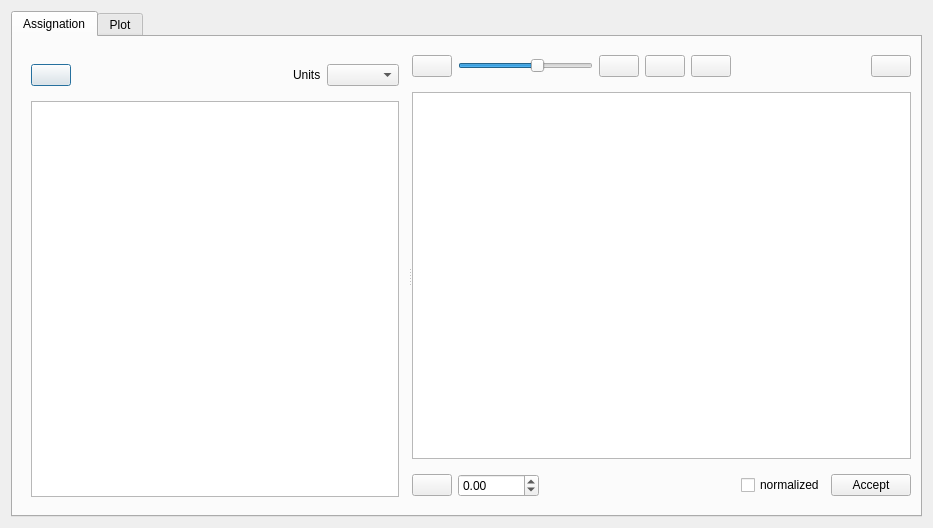
This is src/GridCal/Gui/ProfilesInput/gui.ui in SanPen/GridCal as Qt 5 draws it before an edit. The edited form follows.
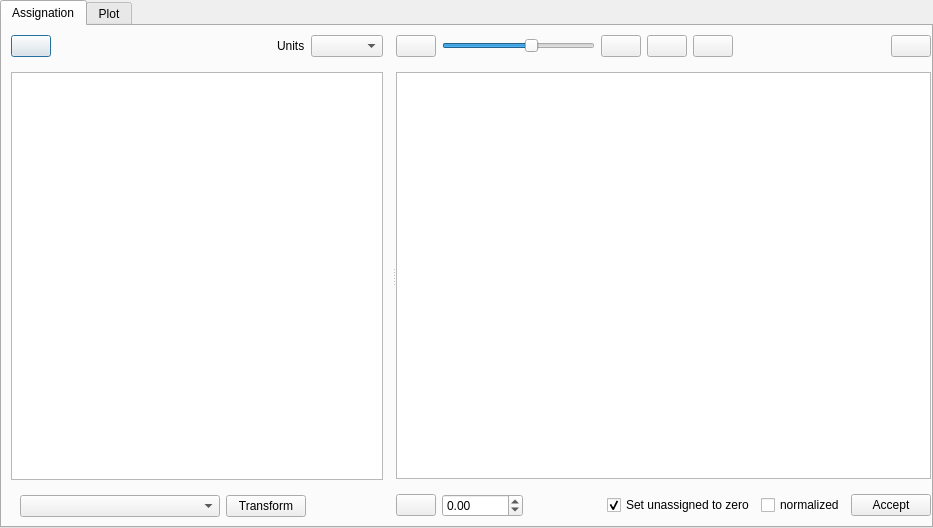
This is the edited form. Icons and pictures are not drawn. Custom widgets are drawn as their Qt base class.

Commit message: Greatly upgraded the profile input window

```diff
--- a/src/GridCal/Gui/ProfilesInput/gui.ui
+++ b/src/GridCal/Gui/ProfilesInput/gui.ui
@@ -14,6 +14,18 @@
    <string>Dialog</string>
   </property>
   <layout class="QVBoxLayout" name="verticalLayout">
+   <property name="leftMargin">
+    <number>0</number>
+   </property>
+   <property name="topMargin">
+    <number>0</number>
+   </property>
+   <property name="rightMargin">
+    <number>0</number>
+   </property>
+   <property name="bottomMargin">
+    <number>0</number>
+   </property>
    <item>
     <widget class="QTabWidget" name="tabWidget">
      <property name="currentIndex">
@@ -24,6 +36,18 @@
        <string>Assignation</string>
       </attribute>
       <layout class="QHBoxLayout" name="horizontalLayout_2">
+       <property name="leftMargin">
+        <number>0</number>
+       </property>
+       <property name="topMargin">
+        <number>0</number>
+       </property>
+       <property name="rightMargin">
+        <number>0</number>
+       </property>
+       <property name="bottomMargin">
+        <number>0</number>
+       </property>
        <item>
         <widget class="QSplitter" name="splitter">
          <property name="orientation">
@@ -37,6 +61,12 @@
            <enum>QFrame::Raised</enum>
           </property>
           <layout class="QVBoxLayout" name="verticalLayout_5">
+           <property name="topMargin">
+            <number>0</number>
+           </property>
+           <property name="bottomMargin">
+            <number>0</number>
+           </property>
            <item>
             <widget class="QFrame" name="frame">
              <property name="frameShape">
@@ -95,6 +125,48 @@
            <item>
             <widget class="QListView" name="sources_list"/>
            </item>
+           <item>
+            <widget class="QFrame" name="frame_2">
+             <property name="frameShape">
+              <enum>QFrame::NoFrame</enum>
+             </property>
+             <property name="frameShadow">
+              <enum>QFrame::Raised</enum>
+             </property>
+             <layout class="QHBoxLayout" name="horizontalLayout_3">
+              <item>
+               <widget class="QComboBox" name="nameTransformationComboBox">
+                <property name="minimumSize">
+                 <size>
+                  <width>200</width>
+                  <height>0</height>
+                 </size>
+                </property>
+               </widget>
+              </item>
+              <item>
+               <widget class="QPushButton" name="transformNamesPushButton">
+                <property name="text">
+                 <string>Transform</string>
+                </property>
+               </widget>
+              </item>
+              <item>
+               <spacer name="horizontalSpacer">
+                <property name="orientation">
+                 <enum>Qt::Horizontal</enum>
+                </property>
+                <property name="sizeHint" stdset="0">
+                 <size>
+                  <width>40</width>
+                  <height>20</height>
+                 </size>
+                </property>
+               </spacer>
+              </item>
+             </layout>
+            </widget>
+           </item>
           </layout>
          </widget>
          <widget class="QFrame" name="frame_6">
@@ -282,6 +354,16 @@
                 </property>
                </widget>
               </item>
+              <item row="0" column="5">
+               <widget class="QCheckBox" name="normalized_checkBox">
+                <property name="toolTip">
+                 <string>Check if you want the profiles to be normalized on the base object property</string>
+                </property>
+                <property name="text">
+                 <string>normalized</string>
+                </property>
+               </widget>
+              </item>
               <item row="0" column="1">
                <widget class="QDoubleSpinBox" name="multSpinBox">
                 <property name="minimum">
@@ -292,7 +374,7 @@
                 </property>
                </widget>
               </item>
-              <item row="0" column="5">
+              <item row="0" column="6">
                <widget class="QPushButton" name="doit_button">
                 <property name="toolTip">
                  <string>Do it!</string>
@@ -310,12 +392,15 @@
                </widget>
               </item>
               <item row="0" column="4">
-               <widget class="QCheckBox" name="normalized_checkBox">
-                <property name="toolTip">
-                 <string>Check if you want the profiles to be normalized on the base object property</string>
+               <widget class="QCheckBox" name="setUnassignedToZeroCheckBox">
+                <property name="statusTip">
+                 <string>The profiles for the unassigned objects are set to zero, otherwise they are not set and they remain the default value form the snapshot</string>
                 </property>
                 <property name="text">
-                 <string>normalized</string>
+                 <string>Set unassigned to zero</string>
+                </property>
+                <property name="checked">
+                 <bool>true</bool>
                 </property>
                </widget>
               </item>
```
Left out of the diff: 26 changed lines with no effect on the pictures. The commit also changes 6 other files.
